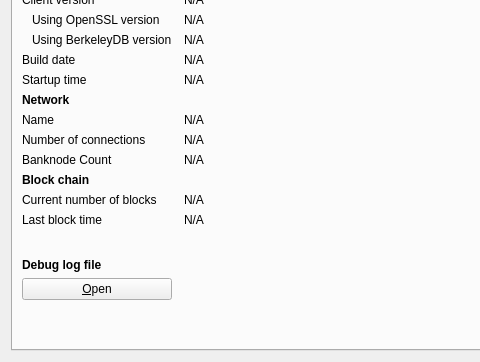
First picture: the form in src/qt/forms/rpcconsole.ui, repository thelonecrouton/bitcredit, before the edit; both pictures show x 0 to 480 and y 93 to 455 of the 745 by 455 pixel window.
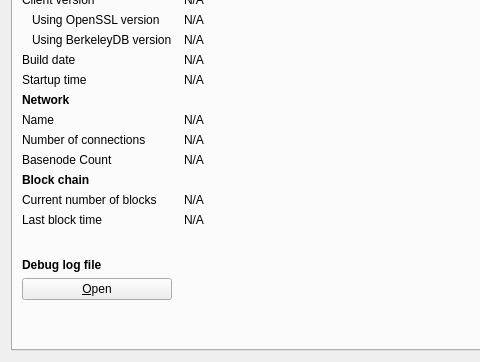
Second picture: the form after the edit. The open tabs and pages were chosen to show the change. Icons and pictures are not drawn. Custom widgets are drawn as their Qt base class.

```diff
--- a/src/qt/forms/rpcconsole.ui
+++ b/src/qt/forms/rpcconsole.ui
@@ -363,7 +363,7 @@
        <item row="10" column="0">
         <widget class="QLabel" name="label_25">
          <property name="text">
-          <string>Banknode Count</string>
+          <string>Basenode Count</string>
          </property>
         </widget>
        </item>
```
Left out of the diff: 6 changed lines with no effect on the pictures.
